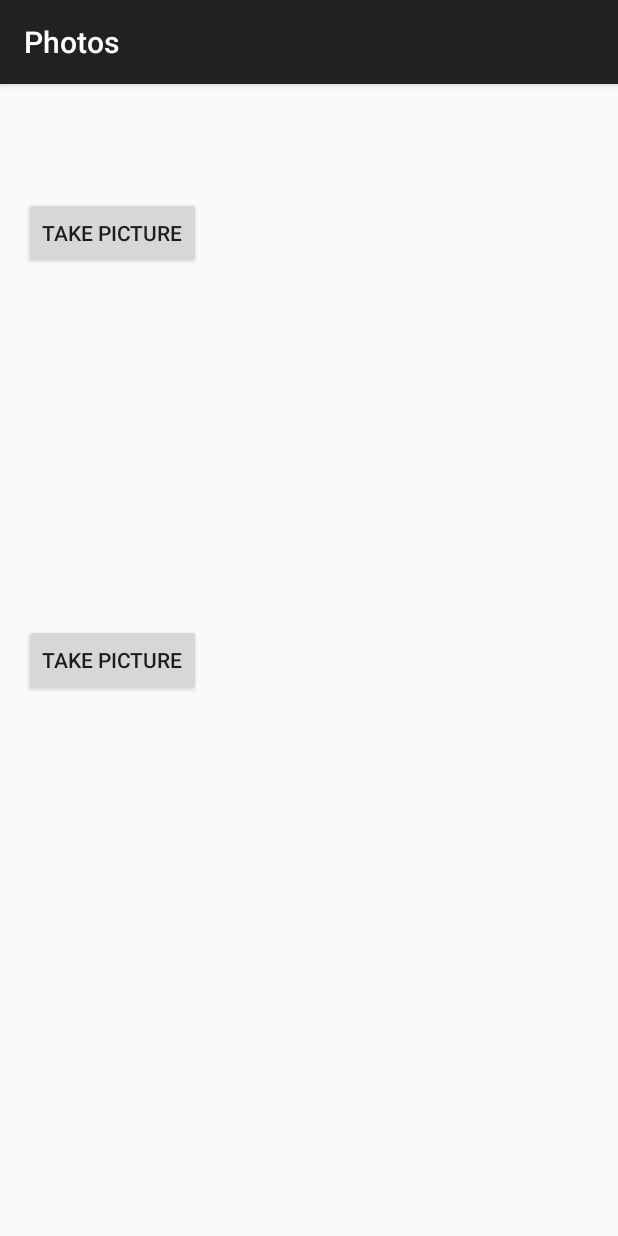
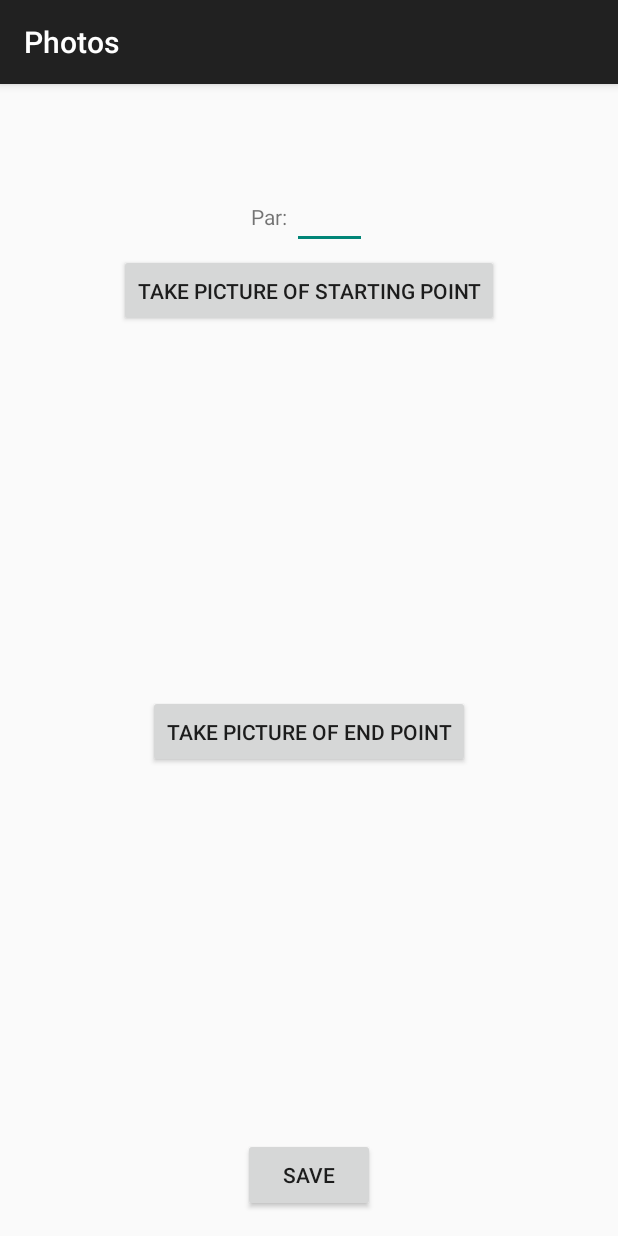
Before and after one commit to jt4uc/DiscGo, an Android app: the CameraActivity screen opened directly, with no data from a screen before it, on a phone screen of 412 x 824 dp. Run offline under Robolectric (Android 15) with nearby library versions, the phone set to English and light mode, and no system bars.

Commit message:
Fixed the formatting for the Camera Activity

```diff
--- a/DiscGo/app/src/main/java/cs4720/cs/virginia/edu/discgo/CameraActivity.java
+++ b/DiscGo/app/src/main/java/cs4720/cs/virginia/edu/discgo/CameraActivity.java
@@ -37,28 +37,6 @@ public class CameraActivity extends AppCompatActivity {
 
     }
 
-//    @Override
-//    public boolean onCreateOptionsMenu(Menu menu) {
-//        // Inflate the menu; this adds items to the action bar if it is present.
-//        getMenuInflater().inflate(R.menu.menu_main, menu);
-//        return true;
-//    }
-
-//    @Override
-//    public boolean onOptionsItemSelected(MenuItem item) {
-//        // Handle action bar item clicks here. The action bar will
-//        // automatically handle clicks on the Home/Up button, so long
-//        // as you specify a parent activity in AndroidManifest.xml.
-//        int id = item.getItemId();
-//
-//        //noinspection SimplifiableIfStatement
-//        if (id == R.id.action_settings) {
-//            return true;
-//        }
-//
-//        return super.onOptionsItemSelected(item);
-//    }
-
     public void firstImage(View v){
         imageView = (ImageView) findViewById(R.id.imageView);
         dispatchTakePictureIntent();
@@ -67,6 +45,11 @@ public class CameraActivity extends AppCompatActivity {
     public void secondImage(View v){
         imageView = (ImageView) findViewById(R.id.imageView2);
         dispatchTakePictureIntent();
+    }
+
+    public void save(View v) {
+        Toast toast = Toast.makeText(getApplicationContext(), "Will eventually save everything into a database", Toast.LENGTH_SHORT);
+        toast.show();
     }
 
     private File createImageFile() throws IOException {
--- a/DiscGo/app/src/main/res/layout/activity_camera.xml
+++ b/DiscGo/app/src/main/res/layout/activity_camera.xml
@@ -1,60 +1,85 @@
-<RelativeLayout xmlns:android="http://schemas.android.com/apk/res/android"
-    xmlns:tools="http://schemas.android.com/tools" android:layout_width="match_parent"
-    android:layout_height="match_parent" android:paddingLeft="@dimen/activity_horizontal_margin"
+<LinearLayout xmlns:android="http://schemas.android.com/apk/res/android"
+    xmlns:tools="http://schemas.android.com/tools"
+    android:layout_width="match_parent"
+    android:layout_height="match_parent"
+    android:orientation="vertical"
+    android:paddingLeft="@dimen/activity_horizontal_margin"
     android:paddingRight="@dimen/activity_horizontal_margin"
     android:paddingTop="@dimen/activity_vertical_margin"
     android:paddingBottom="@dimen/activity_vertical_margin" tools:context=".MainActivity">
 
     <TextView
         android:layout_width="wrap_content"
-        android:layout_height="wrap_content"
+        android:layout_height="0dp"
+        android:layout_weight="1"
         android:text="New Text"
         android:id="@+id/courseName"
-        android:layout_centerHorizontal="true" />
+        android:layout_gravity="center_horizontal"/>
+
+    <LinearLayout
+        android:layout_width="wrap_content"
+        android:layout_height="0dp"
+        android:layout_weight="1"
+        android:orientation="horizontal"
+        android:layout_gravity="center_horizontal">
+
+        <TextView
+            android:layout_width="wrap_content"
+            android:layout_height="wrap_content"
+            android:text="Par: "
+            android:id="@+id/par"/>
+
+        <EditText
+            android:layout_width="50dp"
+            android:layout_height="wrap_content"
+            android:inputType="number"/>
+
+    </LinearLayout>
 
     <Button
         android:layout_width="wrap_content"
-        android:layout_height="wrap_content"
-        android:text="Take Picture"
+        android:layout_height="0dp"
+        android:layout_weight="1"
+        android:text="Take Picture of Starting Point"
         android:id="@+id/button"
         android:onClick="firstImage"
-        android:layout_alignParentTop="true"
-        android:layout_alignParentLeft="true"
-        android:layout_alignParentStart="true"
-        android:layout_marginTop="59dp" />
+        android:layout_gravity="center_horizontal"/>
+
+    <ImageView
+        android:id="@+id/imageView"
+        android:layout_width="wrap_content"
+        android:layout_height="0dp"
+        android:layout_weight="5"
+        android:minHeight="64dp"
+        android:minWidth="64dp"
+        android:layout_gravity="center_horizontal"/>
+
+    <Button
+        android:layout_width="wrap_content"
+        android:layout_height="0dp"
+        android:layout_weight="1"
+        android:text="Take Picture of End Point"
+        android:id="@+id/button2"
+        android:onClick="secondImage"
+        android:layout_gravity="center_horizontal" />
 
     <ImageView
         android:layout_width="wrap_content"
-        android:layout_height="wrap_content"
-        android:id="@+id/imageView"
-        android:minHeight="@dimen/notification_large_icon_height"
-        android:minWidth="@dimen/notification_large_icon_width"
-        android:layout_below="@+id/button"
-        android:layout_toRightOf="@+id/button2"
-        android:layout_alignParentRight="true"
-        android:layout_alignParentEnd="true" />
+        android:layout_height="0dp"
+        android:layout_weight="5"
+        android:id="@+id/imageView2"
+        android:minHeight="64dp"
+        android:minWidth="64dp"
+        android:layout_gravity="center_horizontal"  />
 
     <Button
         android:layout_width="wrap_content"
-        android:layout_height="wrap_content"
-        android:text="Take Picture"
-        android:id="@+id/button2"
-        android:onClick="secondImage"
-        android:layout_centerVertical="true"
-        android:layout_alignParentLeft="true"
-        android:layout_alignParentStart="true" />
-
-    <ImageView
-        android:layout_width="wrap_content"
-        android:layout_height="wrap_content"
-        android:id="@+id/imageView2"
-        android:layout_below="@+id/button2"
-        android:layout_alignParentRight="true"
-        android:layout_alignParentEnd="true"
-        android:minHeight="@dimen/notification_large_icon_height"
-        android:minWidth="@dimen/notification_large_icon_width"
-        android:layout_alignLeft="@+id/imageView"
-        android:layout_alignStart="@+id/imageView" />
+        android:layout_height="0dp"
+        android:layout_weight="1"
+        android:text="Save"
+        android:id="@+id/saveButton"
+        android:onClick="save"
+        android:layout_gravity="center_horizontal" />
 
 
-</RelativeLayout>
+</LinearLayout>
```
